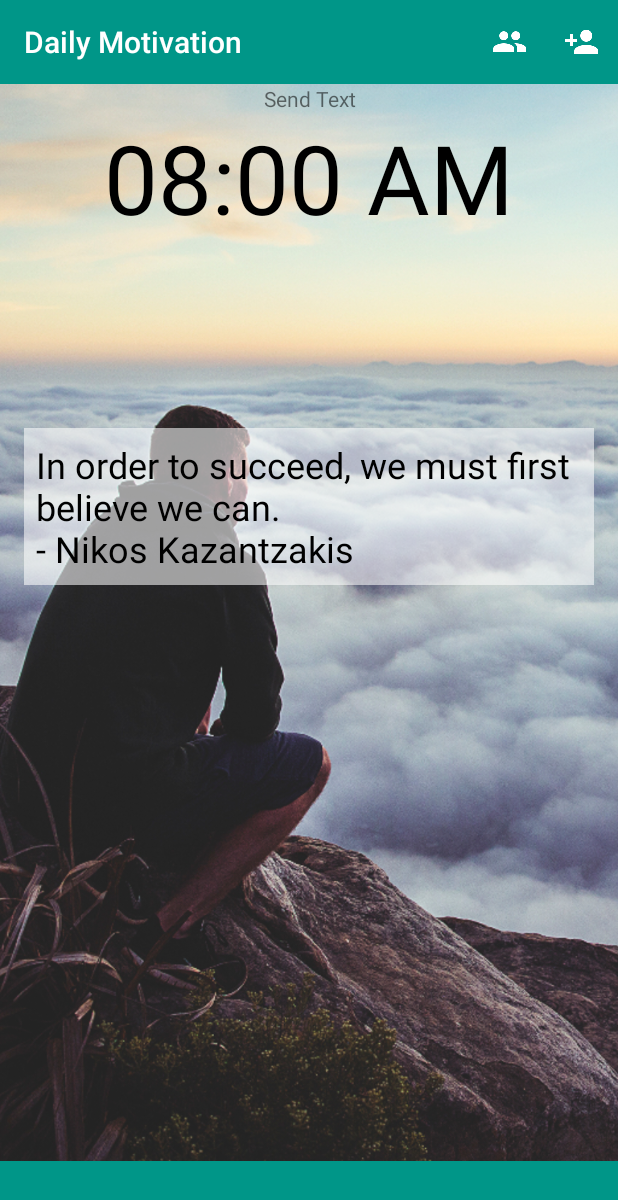
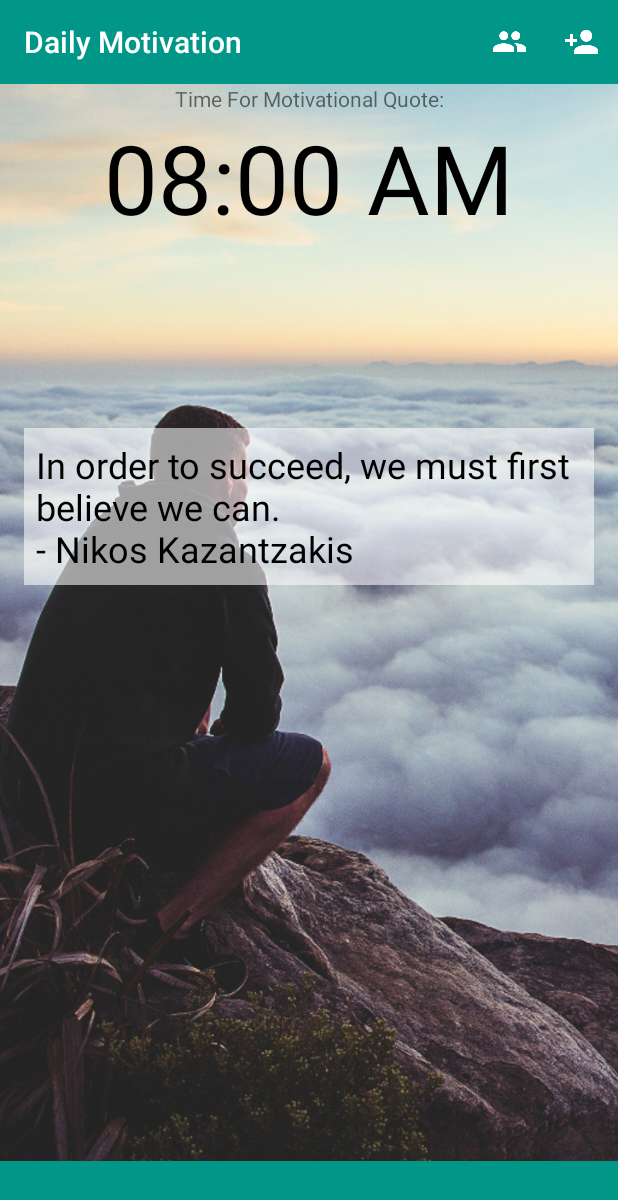
Before and after one commit to cburnham4/QuoteOfTheDay, an Android app: the screen it shows after launch (MainActivity), on a phone screen of 412 x 824 dp. Shown: the top 1200 px of the screen. Run offline under Robolectric (Android 15) with nearby library versions, the phone set to English and light mode, and no system bars; our stand-ins replace Volley; 2 statements that could not run were skipped.

Commit message:
update scroll

```diff
--- a/app/src/main/res/layout/activity_main.xml
+++ b/app/src/main/res/layout/activity_main.xml
@@ -14,16 +14,19 @@
         android:scaleType="centerCrop" />
 
 
+    <ScrollView
+        android:layout_width="match_parent"
+        android:layout_height="match_parent">
         <LinearLayout
             android:layout_width="match_parent"
-        android:layout_height="match_parent"
+            android:layout_height="wrap_content"
             android:orientation="vertical">
             <include layout="@layout/toolbar"/>
 
             <TextView
                 android:layout_width="match_parent"
                 android:layout_height="wrap_content"
-            android:text="Send Text"
+                android:text="Time For Motivational Quote:"
                 android:gravity="center"/>
 
             <TextView
@@ -53,7 +56,10 @@
 
         </LinearLayout>
 
-    <include layout="@layout/ad_layout"></include>
+    </ScrollView>
+
+
+    <include layout="@layout/ad_layout"/>
 
 
 </FrameLayout>
```
Lines whose indentation alone changed are shown as unchanged.
